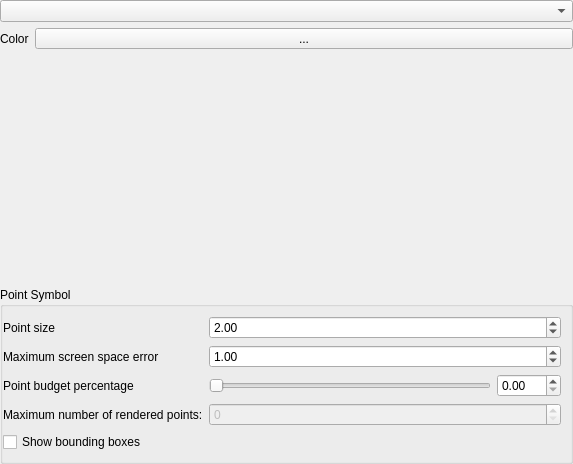
Old version of the form src/ui/3d/qgspointcloud3dsymbolwidget.ui in the repository carsmie/QGIS.
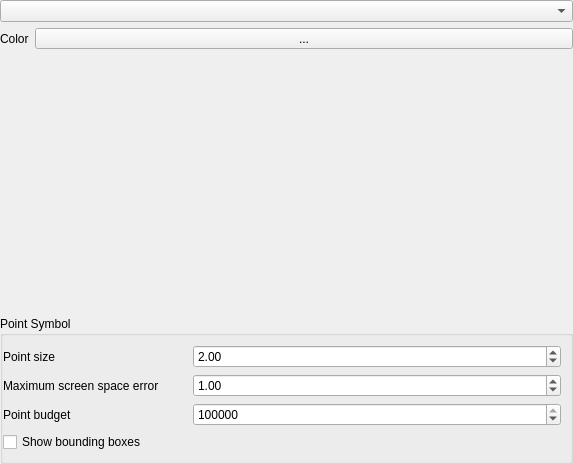
New version of the form. Custom widgets are drawn as their Qt base class.

Commit message: use one spinbox instead of a slider

```diff
--- a/src/ui/3d/qgspointcloud3dsymbolwidget.ui
+++ b/src/ui/3d/qgspointcloud3dsymbolwidget.ui
@@ -43,30 +43,10 @@
       </property>
       <item row="1" column="0">
        <layout class="QGridLayout" name="gridLayout_7">
-        <item row="2" column="1">
-         <widget class="QSlider" name="mPointBudgetPercentageSlider">
-          <property name="orientation">
-           <enum>Qt::Horizontal</enum>
-          </property>
-         </widget>
-        </item>
-        <item row="3" column="0">
-         <widget class="QLabel" name="label">
-          <property name="text">
-           <string>Maximum number of rendered points:</string>
-          </property>
-         </widget>
-        </item>
         <item row="2" column="0">
-         <widget class="QLabel" name="labelPointBudget">
-          <property name="sizePolicy">
-           <sizepolicy hsizetype="Minimum" vsizetype="Preferred">
-            <horstretch>0</horstretch>
-            <verstretch>0</verstretch>
-           </sizepolicy>
-          </property>
+         <widget class="QLabel" name="label">
           <property name="text">
-           <string>Point budget percentage</string>
+           <string>Point budget</string>
           </property>
          </widget>
         </item>
@@ -86,10 +66,26 @@
           </property>
          </widget>
         </item>
-        <item row="3" column="1" colspan="2">
-         <widget class="QSpinBox" name="mRenderedPointsSpinBox">
+        <item row="2" column="1" colspan="2">
+         <widget class="QSpinBox" name="mPointBudgetSpinBox">
           <property name="enabled">
-           <bool>false</bool>
+           <bool>true</bool>
+          </property>
+          <property name="maximum">
+           <number>99999999</number>
+          </property>
+          <property name="singleStep">
+           <number>10000</number>
+          </property>
+          <property name="value">
+           <number>1000000</number>
+          </property>
+         </widget>
+        </item>
+        <item row="1" column="0">
+         <widget class="QLabel" name="label_4">
+          <property name="text">
+           <string>Maximum screen space error</string>
           </property>
          </widget>
         </item>
@@ -106,20 +102,6 @@
           </property>
          </widget>
         </item>
-        <item row="2" column="2">
-         <widget class="QDoubleSpinBox" name="mPointBudgetPercentageSpinBox">
-          <property name="maximum">
-           <double>100.000000000000000</double>
-          </property>
-         </widget>
-        </item>
-        <item row="1" column="0">
-         <widget class="QLabel" name="label_4">
-          <property name="text">
-           <string>Maximum screen space error</string>
-          </property>
-         </widget>
-        </item>
         <item row="1" column="1" colspan="2">
          <widget class="QgsDoubleSpinBox" name="mMaxScreenErrorSpinBox">
           <property name="maximum">
```
The commit also changes 3 other files.
